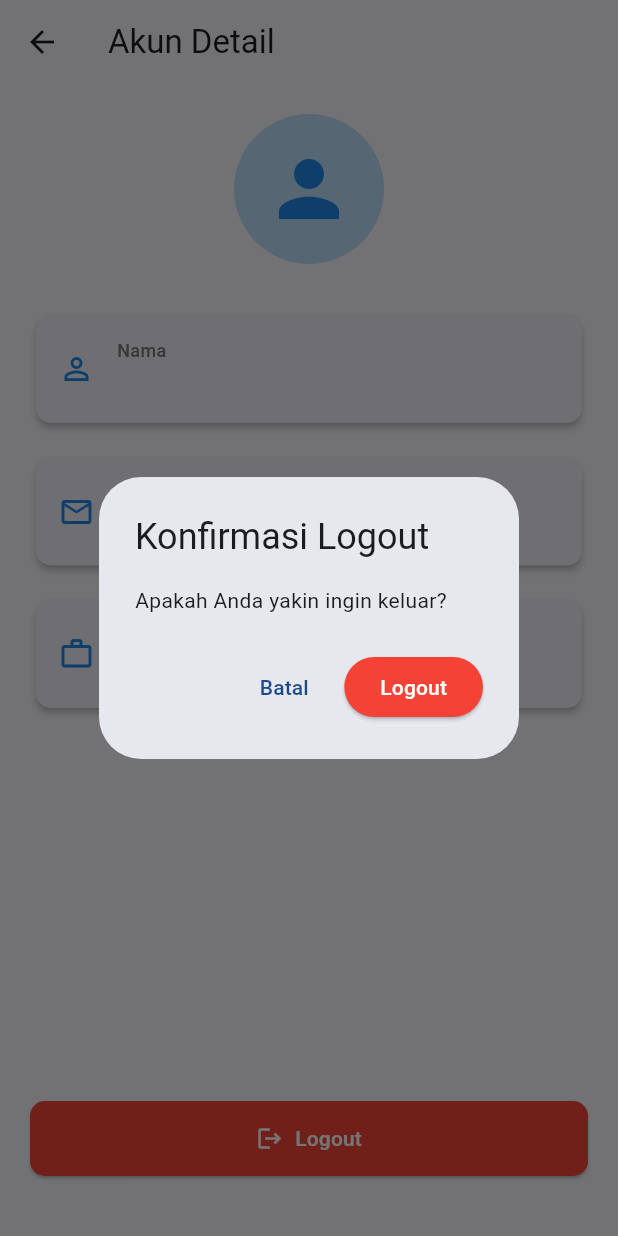
After one commit to lintangrafi/proyek-flutter-app, a Flutter app: the AccountDetailScreen screen opened directly, after a tap on "Logout", on a phone screen of 412 x 824 dp. The commit adds this screen. Run offline on Flutter 3.47's test engine with Material 3 defaults, Android fonts, the phone set to English and light mode, and no system bars; our stand-ins replace pdf, printing, shared_preferences; accounts and stored records are empty.

Commit message:
fix total and add account_detail page

```diff
--- a/lib/models/invoice.dart
+++ b/lib/models/invoice.dart
@@ -4,7 +4,7 @@ class Invoice {
   final int grId;
   final String grNumber;
   final String date;
-  final double total;
+  final num total;
   final String status;
 
   Invoice({
@@ -24,7 +24,7 @@ class Invoice {
       grId: json['gr_id'] ?? 0,
       grNumber: json['gr_number'] ?? '',
       date: json['date'] ?? '',
-      total: double.tryParse(json['total'].toString()) ?? 0.0,
+      total: num.tryParse(json['total'].toString()) ?? 0,
       status: json['status'] ?? '',
     );
   }
--- a/lib/models/product.dart
+++ b/lib/models/product.dart
@@ -1,7 +1,7 @@
 class Product {
   final int id;
   final String name;
-  final double price;
+  final num price;
   final String unit;
   final String? description;
   final int stock;
@@ -29,11 +29,10 @@ class Product {
             : 0;
 
     // Parse price dengan benar (pastikan dikonversi ke double)
-    final double price =
+    final num price =
         json['price'] != null
-            ? double.tryParse(json['price'].toString().replaceAll(',', '')) ??
-                0.0
-            : 0.0;
+            ? num.tryParse(json['price'].toString().replaceAll(',', '')) ?? 0.0
+            : 0;
 
     return Product(
       id: id,
--- a/lib/models/purchase_order.dart
+++ b/lib/models/purchase_order.dart
@@ -6,7 +6,7 @@ class PurchaseOrder {
   final int vendorId;
   final String vendorName;
   final String date;
-  final double total;
+  final num total;
   final String status;
   final List<PurchaseOrderItem> items;
   final int createdBy;
@@ -45,8 +45,8 @@ class PurchaseOrder {
           '', // Fallback to empty string if null
       date: json['date'] ?? '', // Fallback to empty string if null
       total:
-          double.tryParse(json['total'].toString()) ??
-          0.0, // Ensure total is a double, fallback if null or invalid
+          num.tryParse(json['total'].replaceAll('.', '').toString()) ??
+          0, // Ensure total is a double, fallback if null or invalid
       status: json['status'] ?? '', // Fallback to empty string if null
       createdBy:
           json['created_by'] is String
@@ -85,7 +85,7 @@ class PurchaseOrder {
     int? vendorId,
     String? vendorName,
     String? date,
-    double? total,
+    num? total,
     String? status,
     List<PurchaseOrderItem>? items,
     int? createdBy,
--- a/lib/models/purchase_order_item.dart
+++ b/lib/models/purchase_order_item.dart
@@ -2,7 +2,7 @@ class PurchaseOrderItem {
   final int id;
   final int productId;
   final String name;
-  final double price;
+  final num price;
   final int quantity;
   final String unit;
 
@@ -28,8 +28,8 @@ class PurchaseOrderItem {
       name: json['name'] ?? '', // Jika null, set nama kosong
       // Menangani null pada harga
       price:
-          double.tryParse(json['price']?.toString() ?? '') ??
-          0.0, // Jika null atau tidak valid, set harga 0.0
+          num.tryParse(json['price']?.replaceAll('.', '').toString() ?? '') ??
+          0, // Jika null atau tidak valid, set harga 0.0
       // Menangani null pada kuantitas
       quantity:
           json['quantity'] is String
@@ -54,7 +54,7 @@ class PurchaseOrderItem {
     int? id,
     int? productId,
     String? name,
-    double? price,
+    num? price,
     int? quantity,
     String? unit,
   }) {
--- a/lib/providers/purchase_order_provider.dart
+++ b/lib/providers/purchase_order_provider.dart
@@ -39,6 +39,7 @@ class PurchaseOrderProvider with ChangeNotifier {
   }
 
   PurchaseOrder getOrderById(int id) {
+    print('all orders ${orders.first.toJson()}');
     return _orders.firstWhere(
       (po) => po.id == id,
       orElse: () => throw Exception("PO tidak ditemukan"),
--- /dev/null
+++ b/lib/screens/account_detail_screen.dart
@@ -0,0 +1,239 @@
+import 'package:flutter/material.dart';
+import 'package:provider/provider.dart'; // Tambahkan import ini
+import '../models/user.dart';
+import '../providers/auth_provider.dart';
+
+class AccountDetailScreen extends StatefulWidget {
+  const AccountDetailScreen({super.key});
+
+  @override
+  State<AccountDetailScreen> createState() => _AccountDetailScreenState();
+}
+
+class _AccountDetailScreenState extends State<AccountDetailScreen> {
+  User? currentUser;
+  bool isLoading = true;
+
+  @override
+  void initState() {
+    super.initState();
+    _loadUserData();
+  }
+
+  Future<void> _loadUserData() async {
+    final authProvider = Provider.of<AuthProvider>(context, listen: false);
+    final apiService = authProvider.apiService;
+
+    if (apiService == null) {
+      print('API Service tidak tersedia');
+      setState(() => isLoading = false);
+      return;
+    }
+
+    try {
+      if (apiService.currentUser != null) {
+        setState(() {
+          currentUser = apiService.currentUser;
+          isLoading = false;
+        });
+      } else {
+        final user = await apiService.getUserInfo();
+        setState(() {
+          currentUser = user;
+          isLoading = false;
+        });
+      }
+    } catch (e, st) {
+      print('Gagal memuat data user: $e');
+      print('Stacktrace: $st');
+      setState(() => isLoading = false);
+      ScaffoldMessenger.of(
+        context,
+      ).showSnackBar(SnackBar(content: Text('Gagal memuat data user: $e')));
+    }
+  }
+
+  // SOLUSI 1: Hapus parameter AuthProvider, ambil dari context
+  Future<void> _logout() async {
+    try {
+      final shouldLogout = await showDialog<bool>(
+        context: context,
+        builder: (BuildContext context) {
+          return AlertDialog(
+            title: const Text('Konfirmasi Logout'),
+            content: const Text('Apakah Anda yakin ingin keluar?'),
+            actions: [
+              TextButton(
+                onPressed: () => Navigator.of(context).pop(false),
+                child: const Text('Batal'),
+              ),
+              ElevatedButton(
+                onPressed: () => Navigator.of(context).pop(true),
+                style: ElevatedButton.styleFrom(
+                  backgroundColor: Colors.red,
+                  foregroundColor: Colors.white,
+                ),
+                child: const Text('Logout'),
+              ),
+            ],
+          );
+        },
+      );
+
+      if (shouldLogout == true) {
+        // Ambil AuthProvider dari context
+        final authProvider = Provider.of<AuthProvider>(context, listen: false);
+        await authProvider.logout();
+        if (mounted) {
+          ScaffoldMessenger.of(
+            context,
+          ).showSnackBar(const SnackBar(content: Text('Berhasil logout')));
+
+          Navigator.of(
+            context,
+          ).pushNamedAndRemoveUntil('/login', (route) => false);
+        }
+      }
+    } catch (e) {
+      if (mounted) {
+        ScaffoldMessenger.of(
+          context,
+        ).showSnackBar(SnackBar(content: Text('Gagal logout: $e')));
+      }
+    }
+  }
+
+  @override
+  Widget build(BuildContext context) {
+    return Scaffold(
+      appBar: AppBar(title: const Text('Akun Detail'), centerTitle: false),
+      body: SafeArea(
+        child:
+            isLoading
+                ? const Center(child: CircularProgressIndicator())
+                : currentUser == null
+                ? const Center(
+                  child: Column(
+                    mainAxisAlignment: MainAxisAlignment.center,
+                    children: [
+                      Icon(Icons.error_outline, size: 64, color: Colors.grey),
+                      SizedBox(height: 16),
+                      Text(
+                        'Gagal memuat data user',
+                        style: TextStyle(fontSize: 16, color: Colors.grey),
+                      ),
+                    ],
+                  ),
+                )
+                : Padding(
+                  padding: const EdgeInsets.all(20.0),
+                  child: Column(
+                    crossAxisAlignment: CrossAxisAlignment.start,
+                    children: [
+                      // Profile Picture
+                      Center(
+                        child: CircleAvatar(
+                          radius: 50,
+                          backgroundColor: Colors.blue.shade100,
+                          child: Icon(
+                            Icons.person,
+                            size: 60,
+                            color: Colors.blue.shade600,
+                          ),
+                        ),
+                      ),
+                      const SizedBox(height: 30),
+
+                      // User Information Cards
+                      _buildInfoCard(
+                        icon: Icons.person_outline,
+                        title: 'Nama',
+                        value: currentUser!.name ?? 'Tidak tersedia',
+                      ),
+                      const SizedBox(height: 15),
+
+                      _buildInfoCard(
+                        icon: Icons.email_outlined,
+                        title: 'Email',
+                        value: currentUser!.email ?? 'Tidak tersedia',
+                      ),
+                      const SizedBox(height: 15),
+
+                      _buildInfoCard(
+                        icon: Icons.work_outline,
+                        title: 'Role',
+                        value: currentUser!.role ?? 'Tidak tersedia',
+                      ),
+                      const SizedBox(height: 15),
+
+                      const Spacer(),
+
+                      // Logout Button - Sekarang tanpa parameter
+                      SizedBox(
+                        width: double.infinity,
+                        child: ElevatedButton.icon(
+                          onPressed: _logout, // Tanpa parameter
+                          icon: const Icon(Icons.logout),
+                          label: const Text('Logout'),
+                          style: ElevatedButton.styleFrom(
+                            backgroundColor: Colors.red,
+                            foregroundColor: Colors.white,
+                            padding: const EdgeInsets.symmetric(vertical: 15),
+                            shape: RoundedRectangleBorder(
+                              borderRadius: BorderRadius.circular(10),
+                            ),
+                          ),
+                        ),
+                      ),
+                      const SizedBox(height: 20),
+                    ],
+                  ),
+                ),
+      ),
+    );
+  }
+
+  Widget _buildInfoCard({
+    required IconData icon,
+    required String title,
+    required String value,
+  }) {
+    return Card(
+      elevation: 2,
+      shape: RoundedRectangleBorder(borderRadius: BorderRadius.circular(10)),
+      child: Padding(
+        padding: const EdgeInsets.all(15.0),
+        child: Row(
+          children: [
+            Icon(icon, color: Colors.blue.shade600, size: 24),
+            const SizedBox(width: 15),
+            Expanded(
+              child: Column(
+                crossAxisAlignment: CrossAxisAlignment.start,
+                children: [
+                  Text(
+                    title,
+                    style: TextStyle(
+                      fontSize: 12,
+                      color: Colors.grey.shade600,
+                      fontWeight: FontWeight.w500,
+                    ),
+                  ),
+                  const SizedBox(height: 2),
+                  Text(
+                    value,
+                    style: const TextStyle(
+                      fontSize: 16,
+                      fontWeight: FontWeight.w600,
+                      color: Colors.black87,
+                    ),
+                  ),
+                ],
+              ),
+            ),
+          ],
+        ),
+      ),
+    );
+  }
+}
--- a/lib/screens/create_invoice_screen.dart
+++ b/lib/screens/create_invoice_screen.dart
@@ -17,7 +17,7 @@ class _CreateInvoiceScreenState extends State<CreateInvoiceScreen> {
   int? selectedGRId;
   String invoiceNumber = '';
   String date = '';
-  double total = 0;
+  num total = 0;
   bool isLoading = false;
   String? error;
 
--- a/lib/screens/create_po_screen.dart
+++ b/lib/screens/create_po_screen.dart
@@ -270,7 +270,9 @@ class _CreatePOScreenState extends State<CreatePOScreen> {
                     );
                     return;
                   }
-                  final price = double.tryParse(priceController.text);
+                  final price = num.tryParse(
+                    priceController.text.replaceAll('.', ''),
+                  );
                   if (price == null || price <= 0) {
                     ScaffoldMessenger.of(ctx).showSnackBar(
                       const SnackBar(content: Text('Harga tidak valid')),
@@ -387,8 +389,8 @@ class _CreatePOScreenState extends State<CreatePOScreen> {
     try {
       final vendorProvider = context.read<VendorProvider>();
       final vendorName = vendorProvider.getById(_selectedVendorId!).name;
-      final total = _items.fold<double>(
-        0.0,
+      final num total = _items.fold(
+        0,
         (sum, item) => sum + (item.price * item.quantity),
       );
 
--- a/lib/screens/home_screen.dart
+++ b/lib/screens/home_screen.dart
@@ -3,6 +3,7 @@ import 'package:provider/provider.dart';
 import '../models/purchase_order.dart';
 import '../providers/purchase_order_provider.dart';
 import '../providers/goods_receipt_provider.dart';
+import 'account_detail_screen.dart';
 import 'create_po_screen.dart';
 import 'purchase_order_list_screen.dart';
 import 'po_detail_screen.dart';
@@ -113,10 +114,18 @@ class _HomeScreenState extends State<HomeScreen> {
                         ),
                       ],
                     ),
-                    CircleAvatar(
-                      radius: 24,
-                      backgroundColor: Colors.white,
-                      child: Icon(
+                    IconButton(
+                      // radius: 24,
+                      onPressed: () {
+                        Navigator.push(
+                          context,
+                          MaterialPageRoute(
+                            builder: (_) => AccountDetailScreen(),
+                          ),
+                        );
+                      },
+                      color: Colors.white,
+                      icon: Icon(
                         Icons.person_outline_rounded,
                         color: primaryColor,
                         size: 30,
--- a/lib/screens/invoice_list_screen.dart
+++ b/lib/screens/invoice_list_screen.dart
@@ -1,7 +1,6 @@
 import 'package:flutter/material.dart';
 import 'package:provider/provider.dart';
 import '../providers/invoice_provider.dart';
-import '../models/invoice.dart';
 import './create_invoice_screen.dart';
 import './invoice_detail_screen.dart';
 
--- a/lib/screens/po_detail_screen.dart
+++ b/lib/screens/po_detail_screen.dart
@@ -31,10 +31,12 @@ class _PODetailScreenState extends State<PODetailScreen> {
 
   Future<PurchaseOrder> _loadPurchaseOrder() async {
     try {
-      return Provider.of<PurchaseOrderProvider>(
+      final ordersId = Provider.of<PurchaseOrderProvider>(
         context,
         listen: false,
       ).getOrderById(int.parse(widget.poId));
+      print("OrderId ${ordersId.toJson()}");
+      return ordersId;
     } catch (e) {
       print('Error loading purchase order: $e');
       throw Exception('Failed to load purchase order');
@@ -52,6 +54,7 @@ class _PODetailScreenState extends State<PODetailScreen> {
 
   @override
   Widget build(BuildContext context) {
+    print('masuk ke FutureBuilder');
     return Scaffold(
       appBar: AppBar(title: const Text('Detail Purchase Order')),
       body: FutureBuilder<PurchaseOrder>(
@@ -66,8 +69,9 @@ class _PODetailScreenState extends State<PODetailScreen> {
           if (snapshot.hasError || !snapshot.hasData) {
             return const Center(child: Text('Gagal memuat detail PO'));
           }
+          final po = snapshot.data!;
 
-          final po = snapshot.data!;
+          print('po itemnya adalah ${po.toJson()}');
           final vendorProvider = Provider.of<VendorProvider>(
             context,
             listen: false,
```
